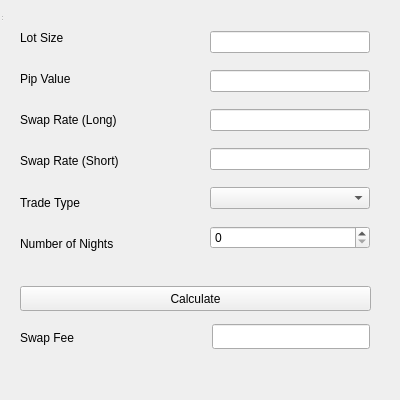
Before: the Qt Designer form src/swapcalculator.ui in yousefvand/Forex-Calculator, drawn with Qt 5.
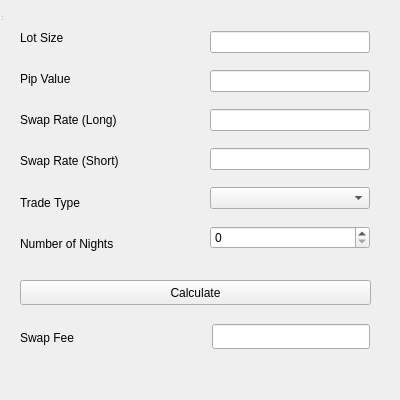
After: the same form once the commit is applied.

What changed in the file:
```diff
--- a/src/swapcalculator.ui
+++ b/src/swapcalculator.ui
@@ -123,7 +123,7 @@
     <property name="geometry">
      <rect>
       <x>20</x>
-      <y>286</y>
+      <y>280</y>
       <width>351</width>
       <height>25</height>
      </rect>
```
